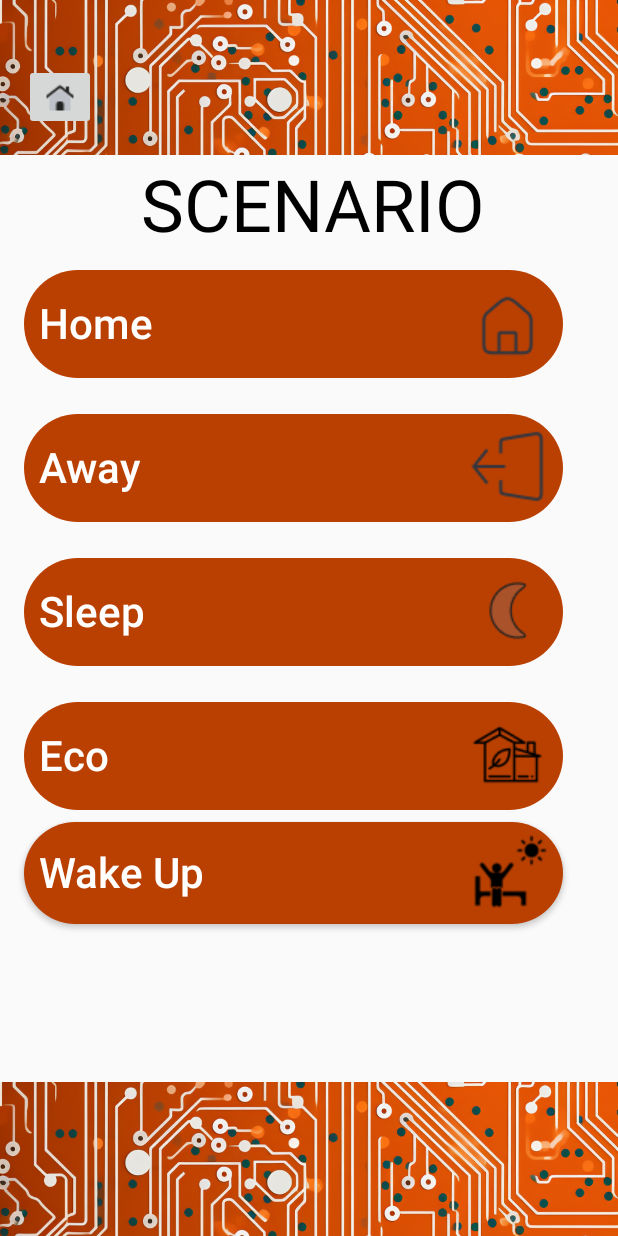
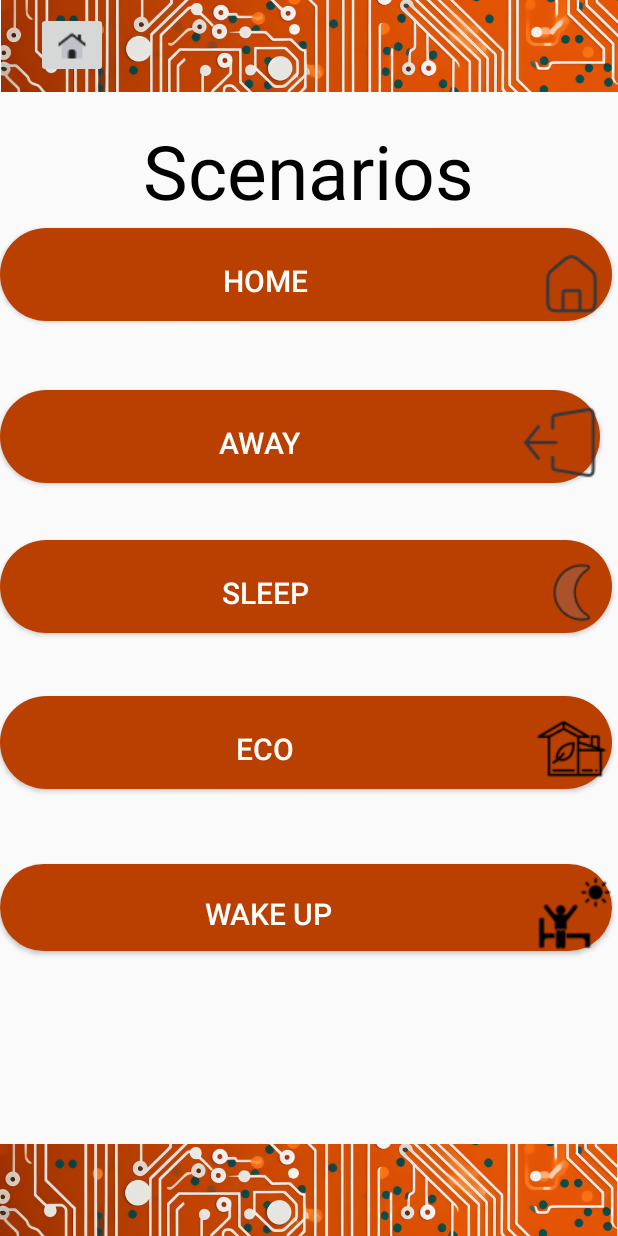
Before and after one commit to DavitSargsyan001/SmartHomie, an Android app: the Scenarios screen opened directly, with no data from a screen before it, on a phone screen of 412 x 824 dp. Run offline under Robolectric (Android 15) with nearby library versions, the light colour scheme and no system bars; our stand-ins replace Firebase (no records; nobody signed in at launch, a user with empty details on screens opened directly).

Commit message:
"update UI for scenarios page"

```diff
--- a/app/src/main/res/layout/scenarios_page.xml
+++ b/app/src/main/res/layout/scenarios_page.xml
@@ -5,153 +5,138 @@
     android:layout_width="match_parent"
     android:layout_height="match_parent">
 
+
+
     <ImageView
-        android:id="@+id/imageView9"
-        android:layout_width="wrap_content"
-        android:layout_height="wrap_content"
-        android:layout_marginBottom="-78dp"
+        android:id="@+id/imageView8"
+        android:layout_width="411dp"
+        android:layout_height="61dp"
+        android:scaleType="centerCrop"
         app:layout_constraintBottom_toBottomOf="parent"
         app:layout_constraintEnd_toEndOf="parent"
-        app:layout_constraintHorizontal_bias="0.0"
+        app:layout_constraintHorizontal_bias="1.0"
         app:layout_constraintStart_toStartOf="parent"
+        app:layout_constraintTop_toTopOf="parent"
+        app:layout_constraintVertical_bias="0.0"
         app:srcCompat="@drawable/border" />
 
 
-    <ImageView
-        android:id="@+id/imageView10"
-        android:layout_width="wrap_content"
-        android:layout_height="wrap_content"
-        android:layout_marginTop="-78dp"
-        app:layout_constraintEnd_toEndOf="parent"
-        app:layout_constraintHorizontal_bias="0.0"
-        app:layout_constraintStart_toStartOf="parent"
-        app:layout_constraintTop_toTopOf="parent"
-        app:srcCompat="@drawable/border" />
-
-    <TextView
-        android:id="@+id/tvScenario"
+    <Button
+        android:id="@+id/btnHomeScenario"
         android:layout_width="match_parent"
         android:layout_height="wrap_content"
-        android:layout_marginLeft="16dp"
-        android:layout_marginBottom="12dp"
-        android:gravity="center_vertical|center_horizontal"
-        android:text="SCENARIO "
-        android:textColor="@color/black"
-        android:textSize="48sp"
-        android:visibility="visible"
-
-
-        app:layout_constraintBottom_toTopOf="@+id/btnHomeScenario"
-        app:layout_constraintLeft_toLeftOf="parent" />
-
-    <Button
-        android:id="@+id/btnHomeScenario"
-        android:layout_width="359dp"
-        android:layout_height="wrap_content"
-        android:layout_marginStart="16dp"
+        android:layout_marginTop="152dp"
+        android:layout_marginEnd="4dp"
+        android:background="@drawable/roundedbutton"
         android:drawableEnd="@drawable/home"
-        android:background="@drawable/roundedbutton"
         android:paddingTop="8dp"
-        android:paddingStart="10dp"
-        android:paddingEnd="10dp"
-        android:paddingBottom="10dp"
         android:text="Home"
         android:textColor="@color/white"
-        android:textAlignment="textStart"
-        android:textAllCaps="false"
-        android:textSize="28sp"
-        app:layout_constraintStart_toStartOf="parent"
-        app:layout_constraintTop_toBottomOf="@+id/imageView10" />
+        android:textSize="20sp"
+        app:layout_constraintEnd_toEndOf="parent"
+        app:layout_constraintTop_toTopOf="parent"
+        app:layout_editor_absoluteX="315dp" />
 
     <Button
         android:id="@+id/btnAwayScenario"
-        android:layout_width="359dp"
+        android:layout_width="match_parent"
         android:layout_height="wrap_content"
-        android:layout_marginStart="16dp"
-        android:layout_marginTop="24dp"
+        android:layout_marginTop="260dp"
+        android:layout_marginEnd="12dp"
         android:background="@drawable/roundedbutton"
+        android:drawableEnd="@drawable/exit"
         android:paddingTop="8dp"
-        android:paddingStart="10dp"
-        android:paddingEnd="10dp"
-        android:paddingBottom="10dp"
-        android:drawableRight="@drawable/exit"
         android:text="Away"
         android:textColor="@color/white"
-        android:textAlignment="textStart"
-        android:textAllCaps="false"
-        android:textSize="28sp"
-        app:layout_constraintStart_toStartOf="parent"
-        app:layout_constraintTop_toBottomOf="@+id/btnHomeScenario" />
+        android:textSize="20sp"
+        app:layout_constraintEnd_toEndOf="parent"
+        app:layout_constraintTop_toTopOf="parent"
+        app:layout_editor_absoluteX="315dp" />
 
     <Button
         android:id="@+id/btnSleepScenario"
-        android:layout_width="359dp"
+        android:layout_width="match_parent"
         android:layout_height="wrap_content"
-        android:layout_marginStart="16dp"
-        android:layout_marginTop="24dp"
+        android:layout_marginTop="360dp"
+        android:layout_marginEnd="4dp"
         android:background="@drawable/roundedbutton"
+        android:drawableEnd="@drawable/moon"
         android:paddingTop="8dp"
-        android:paddingStart="10dp"
-        android:paddingEnd="10dp"
-        android:paddingBottom="10dp"
-        android:drawableRight="@drawable/moon"
         android:text="Sleep"
         android:textColor="@color/white"
-        android:textAlignment="textStart"
-        android:textAllCaps="false"
-        android:textSize="28sp"
-        app:layout_constraintStart_toStartOf="parent"
-        app:layout_constraintTop_toBottomOf="@+id/btnAwayScenario" />
+        android:textSize="20sp"
+        app:layout_constraintEnd_toEndOf="parent"
+        app:layout_constraintTop_toTopOf="parent"
+        app:layout_editor_absoluteX="315dp" />
 
     <Button
         android:id="@+id/btnEcoScenario"
-        android:layout_width="359dp"
+        android:layout_width="match_parent"
         android:layout_height="wrap_content"
-        android:layout_marginStart="16dp"
-        android:layout_marginTop="24dp"
+        android:layout_marginTop="464dp"
+        android:layout_marginEnd="4dp"
         android:background="@drawable/roundedbutton"
+        android:drawableRight="@drawable/_19_leaf_1"
         android:paddingTop="8dp"
-        android:paddingStart="10dp"
-        android:paddingEnd="10dp"
-        android:paddingBottom="10dp"
-        android:drawableRight="@drawable/_19_leaf_1"
-        android:text="Eco "
+        android:text="Eco"
         android:textColor="@color/white"
-        android:textAlignment="textStart"
-        android:textAllCaps="false"
-        android:textSize="28sp"
-        app:layout_constraintStart_toStartOf="parent"
-        app:layout_constraintTop_toBottomOf="@+id/btnSleepScenario" />
+        android:textSize="20sp"
+        app:layout_constraintEnd_toEndOf="parent"
+        app:layout_constraintTop_toTopOf="parent"
+        app:layout_editor_absoluteX="315dp" />
 
     <Button
         android:id="@+id/btnCustomScenario"
-        android:layout_width="359dp"
+        android:layout_width="match_parent"
         android:layout_height="wrap_content"
-        android:layout_marginStart="16dp"
-        android:layout_marginTop="8dp"
+        android:layout_marginTop="576dp"
+        android:layout_marginEnd="4dp"
         android:background="@drawable/roundedbutton"
         android:drawableRight="@drawable/wake_up"
-        android:paddingStart="10dp"
         android:paddingTop="8dp"
-        android:paddingEnd="10dp"
-        android:paddingBottom="10dp"
-        android:text="Wake Up"
-        android:textAlignment="textStart"
-        android:textAllCaps="false"
+        android:text="Wake up"
         android:textColor="@color/white"
-        android:textSize="28sp"
-        app:layout_constraintStart_toStartOf="parent"
-        app:layout_constraintTop_toBottomOf="@+id/btnEcoScenario" />
+        android:textSize="20sp"
+        app:layout_constraintEnd_toEndOf="parent"
+        app:layout_constraintTop_toTopOf="parent"
+        app:layout_editor_absoluteX="315dp" />
 
     <ImageButton
         android:id="@+id/ibHome"
         android:layout_width="wrap_content"
         android:layout_height="wrap_content"
-        android:layout_marginStart="16dp"
-        app:layout_constraintBottom_toTopOf="@+id/tvScenario"
+        android:layout_marginStart="24dp"
+        app:layout_constraintBottom_toTopOf="@+id/imageView6"
         app:layout_constraintStart_toStartOf="parent"
         app:layout_constraintTop_toTopOf="parent"
-        app:layout_constraintVertical_bias="0.721"
+        app:layout_constraintVertical_bias="0.011"
         app:srcCompat="@drawable/home_duotone" />
 
+    <ImageView
+        android:id="@+id/imageView6"
+        android:layout_width="411dp"
+        android:layout_height="61dp"
+        android:scaleType="centerCrop"
+        app:layout_constraintBottom_toBottomOf="parent"
+        app:layout_constraintEnd_toEndOf="parent"
+        app:layout_constraintHorizontal_bias="0.0"
+        app:layout_constraintStart_toStartOf="parent"
+        app:layout_constraintTop_toTopOf="parent"
+        app:layout_constraintVertical_bias="1.0"
+        app:srcCompat="@drawable/border" />
+
+    <TextView
+        android:id="@+id/textView5"
+        android:layout_width="wrap_content"
+        android:layout_height="wrap_content"
+        android:text="Scenarios"
+        android:textSize="50dp"
+        android:textColor="@color/black"
+        app:layout_constraintBottom_toBottomOf="parent"
+        app:layout_constraintEnd_toEndOf="parent"
+        app:layout_constraintHorizontal_bias="0.497"
+        app:layout_constraintStart_toStartOf="parent"
+        app:layout_constraintTop_toTopOf="parent"
+        app:layout_constraintVertical_bias="0.106" />
+
 </androidx.constraintlayout.widget.ConstraintLayout>
```
